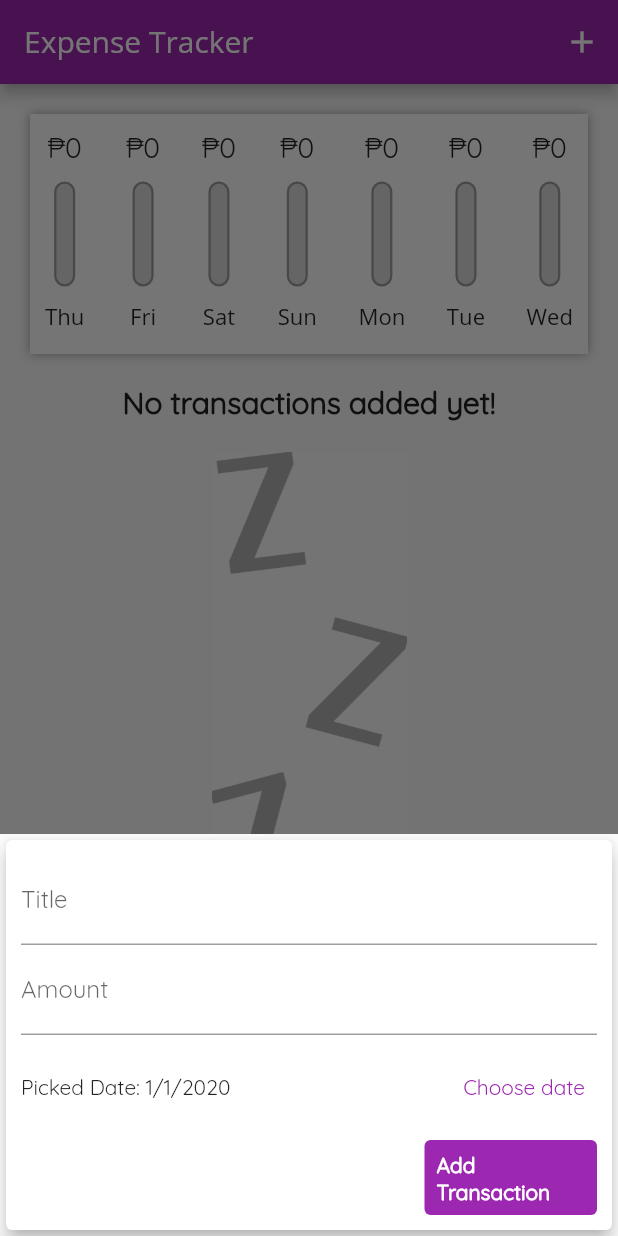
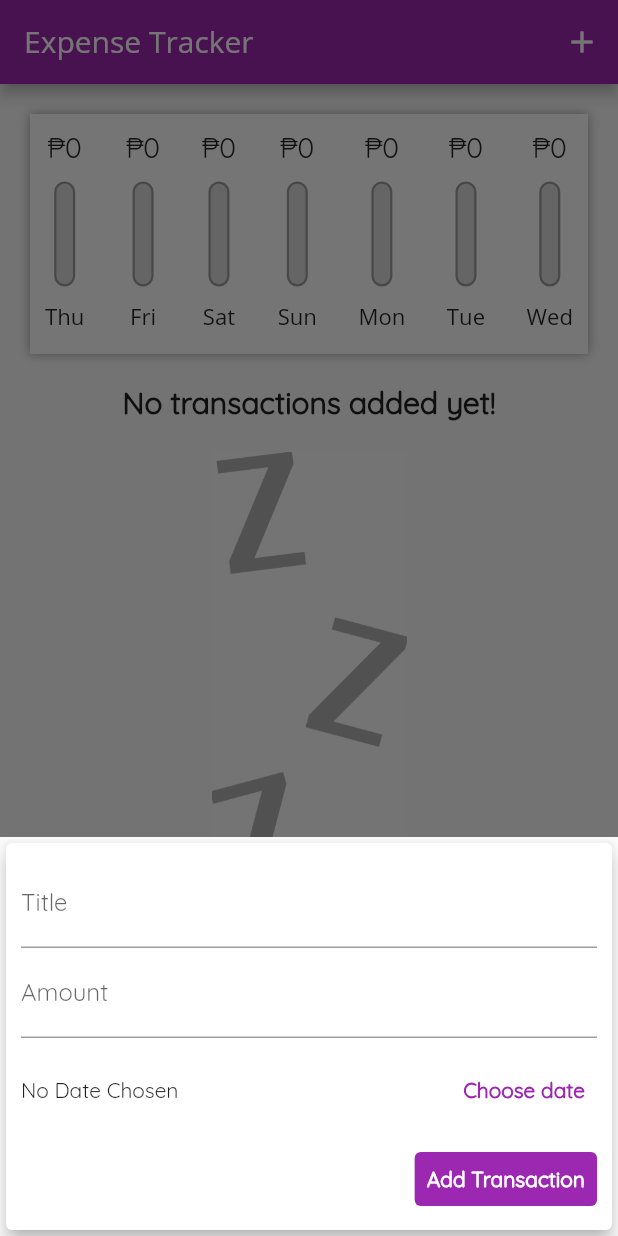
Before and after one commit to aeiajungco/expense_tracker, a Flutter app: the screen it shows after launch, after a tap on the "add" icon, on a phone screen of 412 x 824 dp. Run offline on Flutter 3.47's test engine with Material 2 defaults, Android fonts, the phone set to English and light mode, and no system bars.

Commit message:
updated file changes

```diff
--- a/lib/chart.dart
+++ b/lib/chart.dart
@@ -33,7 +33,7 @@ class Chart extends StatelessWidget {
   }
 
   double get totalSpendings {
-    return groupTransVal.fold(0.0, (sum, item) {
+    return groupTransVal.fold(0, (sum, item) {
       return sum + (item['amount'] as double);
     });
   }
--- a/lib/main.dart
+++ b/lib/main.dart
@@ -75,7 +75,7 @@ class _MyHomePageState extends State<MyHomePage> {
         'Expense Tracker',
         style: TextStyle(fontFamily: 'OpenSans'),
       ),
-      actions: <Widget>[
+      actions: [
         IconButton(
             onPressed: () => fillTransaction(context), icon: Icon(Icons.add)),
       ],
--- a/lib/trans_form.dart
+++ b/lib/trans_form.dart
@@ -33,11 +33,11 @@ class _TransactionFormState extends State<TransactionForm> {
     Navigator.of(context).pop();
   }
 
-  void _presentDate() {
+  void presentDate() {
     showDatePicker(
       context: context,
       initialDate: DateTime.now(),
-      firstDate: DateTime(2021),
+      firstDate: DateTime(2020),
       lastDate: DateTime.now(),
     ).then((chosenDate) {
       if (chosenDate == null) {
@@ -84,7 +84,7 @@ class _TransactionFormState extends State<TransactionForm> {
                   children: [
                     Expanded(
                       child: Text(
-                        selectedDate == DateTime(2018)
+                        selectedDate == DateTime(2020)
                             ? 'No Date Chosen'
                             : 'Picked Date: ${DateFormat.yMd().format(selectedDate)}',
                       ),
@@ -93,11 +93,12 @@ class _TransactionFormState extends State<TransactionForm> {
                       width: 5,
                     ),
                     TextButton(
-                      onPressed: _presentDate,
+                      onPressed: presentDate,
                       child: Text(
                         'Choose date',
                         style: TextStyle(
                           color: Colors.purple,
+                          fontWeight: FontWeight.w600
                         ),
                       ),
                     )
@@ -118,7 +119,7 @@ class _TransactionFormState extends State<TransactionForm> {
                     ),
                     style: TextButton.styleFrom(
                       backgroundColor: Colors.purple,
-                      maximumSize: Size(115, 50),
+                      maximumSize: Size(125, 55),
                     ),
                   ),
                 ],
--- a/lib/trans_item.dart
+++ b/lib/trans_item.dart
@@ -1,8 +1,6 @@
 // ignore_for_file: prefer_const_constructors
 
 import 'package:flutter/material.dart';
-import 'package:flutter/rendering.dart';
-
 import 'package:intl/intl.dart';
 import 'trans_var.dart';
 
@@ -36,7 +34,6 @@ class TransactionItems extends StatelessWidget {
         ),
         subtitle: Text(DateFormat.yMMMd().format(trans.date)),
         trailing: IconButton(
-                // for adding delete button to the side of the list
                 icon: Icon(Icons.delete),
                 onPressed: () => deleteTransaction(trans.id),
                 color: Colors.red,
--- a/lib/trans_list.dart
+++ b/lib/trans_list.dart
@@ -21,7 +21,7 @@ class Transactionlist extends StatelessWidget {
             ? LayoutBuilder(
                 builder: (ctx, constraints) {
                   return Column(
-                    children: <Widget>[
+                    children: [
                       Text(
                         'No transactions added yet!',
                         style: TextStyle(
```
